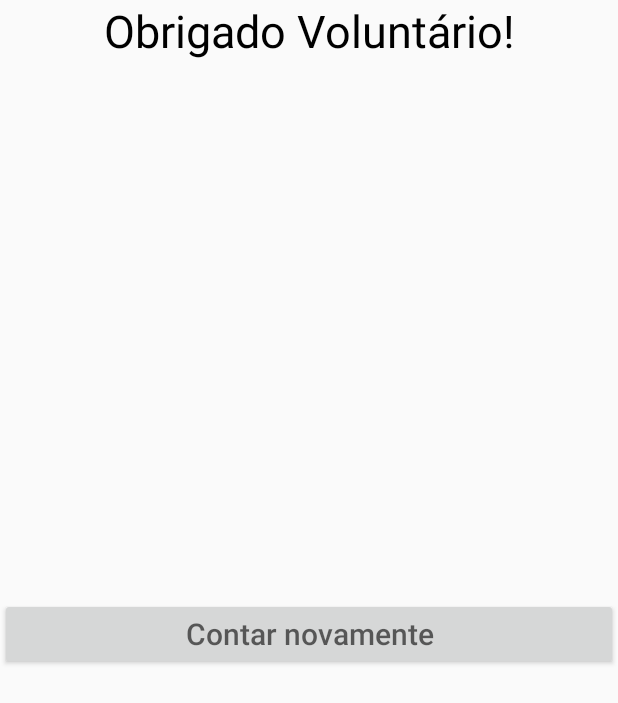
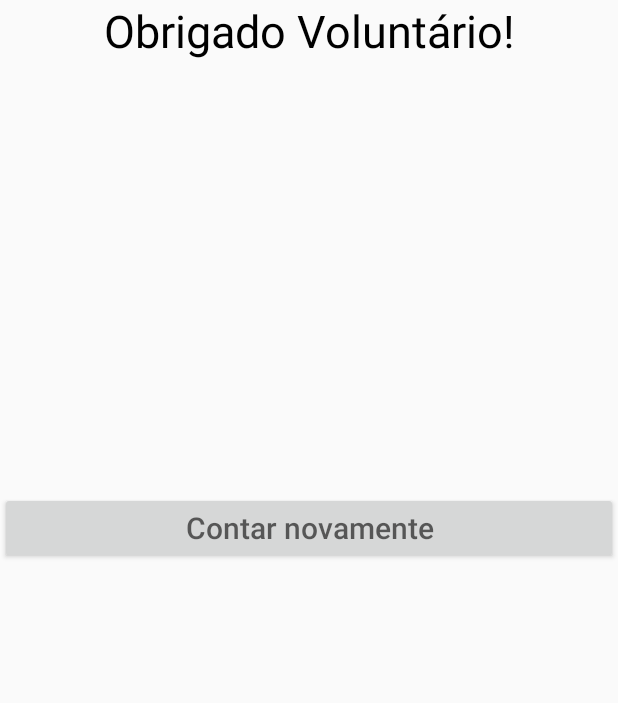
Before and after one commit to brunoleomont/contador, an Android app: the ConfirmacaoActivity screen opened directly, with no data from a screen before it, on a phone screen of 412 x 824 dp. Shown: the top 703 px of the screen. Run offline under Robolectric (Android 15) with nearby library versions, the phone set to English and light mode, and no system bars.

Commit message:
Tarefas 1º Release (APP e Back4app).

```diff
--- a/app/build.gradle
+++ b/app/build.gradle
@@ -2,13 +2,13 @@ apply plugin: 'com.android.application'
 
 android {
     compileSdkVersion 24
-    buildToolsVersion "24.0.3"
+    buildToolsVersion '25.0.0'
     defaultConfig {
         applicationId "com.monteiro.leonardo.bruno.contador"
         minSdkVersion 19
         targetSdkVersion 24
         versionCode 1
-        versionName "1.0"
+        versionName "1.1"
         testInstrumentationRunner "android.support.test.runner.AndroidJUnitRunner"
     }
     buildTypes {
--- a/app/src/main/java/com/monteiro/leonardo/bruno/contador/ConfirmacaoActivity.java
+++ b/app/src/main/java/com/monteiro/leonardo/bruno/contador/ConfirmacaoActivity.java
@@ -14,6 +14,8 @@ import android.widget.TextView;
 public class ConfirmacaoActivity extends Activity {
 
     public String email;
+    public String campus;
+    public String idUsuario;
 
     public void onCreate(Bundle savedInstanceState) {
         super.onCreate(savedInstanceState);
@@ -23,19 +25,21 @@ public class ConfirmacaoActivity extends Activity {
         String valor = intent.getStringExtra("valor");
         String data = intent.getStringExtra("data");
         String evento = intent.getStringExtra("evento");
-        String local = intent.getStringExtra("local");
+        //String local = intent.getStringExtra("local");
         email = intent.getStringExtra("email");
+        campus = intent.getStringExtra("campus");
+        idUsuario = intent.getStringExtra("idUsuario");
 
         TextView txtView_contagem = (TextView) findViewById(R.id.txtView_contagem);
         TextView txtView_data = (TextView) findViewById(R.id.txt_data_conf);
         TextView txtView_evento = (TextView) findViewById(R.id.txt_evento_conf);
-        TextView txtView_local = (TextView) findViewById(R.id.txt_local_conf);
+        //TextView txtView_local = (TextView) findViewById(R.id.txt_local_conf);
         Button btn_contar_novamente = (Button) findViewById(R.id.btn_contar_novamente);
 
         txtView_contagem.setText(valor);
         txtView_data.setText(data);
         txtView_evento.setText(evento);
-        txtView_local.setText(local);
+        //txtView_local.setText(local);
 
         btn_contar_novamente.setOnClickListener(new View.OnClickListener() {
             @Override
@@ -48,6 +52,8 @@ public class ConfirmacaoActivity extends Activity {
     public void recomecar(){
         Intent contagemActivity = new Intent(this, ContagemActivity.class);
         contagemActivity.putExtra("email", email);
+        contagemActivity.putExtra("campus", campus);
+        contagemActivity.putExtra("idUsuario", idUsuario);
         startActivity(contagemActivity);
     }
 }
--- a/app/src/main/res/layout/activity_confirmacao.xml
+++ b/app/src/main/res/layout/activity_confirmacao.xml
@@ -40,7 +40,7 @@
         android:id="@+id/txt_evento_conf"
         android:textColor="@android:color/black"/>
 
-    <TextView
+    <!--<TextView
         android:text=""
         android:textSize="30sp"
         android:textAlignment="center"
@@ -48,7 +48,7 @@
         android:layout_height="wrap_content"
         android:layout_marginTop="30dp"
         android:id="@+id/txt_local_conf"
-        android:textColor="@android:color/black"/>
+        android:textColor="@android:color/black"/>-->
 
     <TextView
         android:textSize="30sp"
--- a/app/src/main/res/layout/activity_enviar.xml
+++ b/app/src/main/res/layout/activity_enviar.xml
@@ -21,11 +21,11 @@
         android:textAlignment="center"
         android:layout_marginTop="15dp"/>-->
 
-    <Spinner
+    <!--<Spinner
         android:layout_width="match_parent"
         android:layout_height="wrap_content"
         android:id="@+id/spinner_local"
-        android:layout_marginTop="15dp" />
+        android:layout_marginTop="15dp" />-->
 
     <Spinner
         android:layout_width="match_parent"
--- a/build.gradle
+++ b/build.gradle
@@ -5,7 +5,7 @@ buildscript {
         jcenter()
     }
     dependencies {
-        classpath 'com.android.tools.build:gradle:2.2.0'
+        classpath 'com.android.tools.build:gradle:2.3.3'
 
         // NOTE: Do not place your application dependencies here; they belong
         // in the individual module build.gradle files
```
Also changed, not shown: app/src/main/java/com/monteiro/leonardo/bruno/contador/ContagemActivity.java (+8 -0 lines), app/src/main/java/com/monteiro/leonardo/bruno/contador/EnviarActivity.java (+37 -9 lines), app/src/main/java/com/monteiro/leonardo/bruno/contador/LoginActivity.java (+10 -1 lines), gradle/wrapper/gradle-wrapper.properties, 7 other files.
